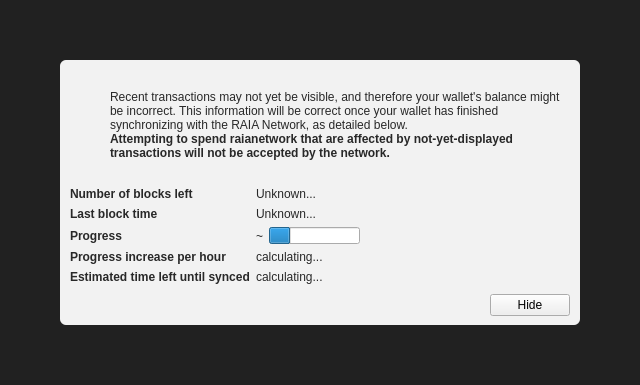
Above: src/qt/forms/modaloverlay.ui from Raianetwork/Raia-Network-Core before the change. Below: the same form after it.
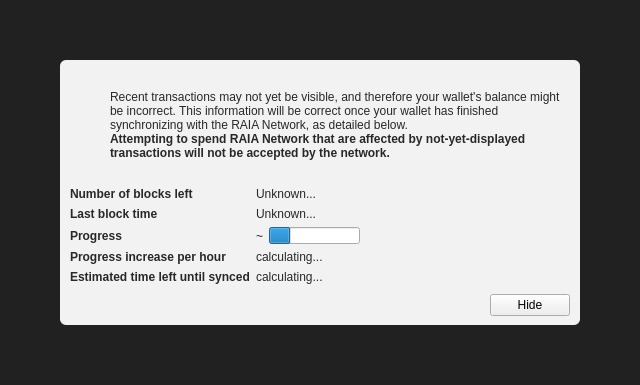
That is the form after the change. Icons and pictures are not drawn. Custom widgets are drawn as their Qt base class.

Diff of the .ui file:
```diff
--- a/src/qt/forms/modaloverlay.ui
+++ b/src/qt/forms/modaloverlay.ui
@@ -149,7 +149,7 @@
                 </font>
                </property>
                <property name="text">
-                <string>Attempting to spend raianetwork that are affected by not-yet-displayed transactions will not be accepted by the network.</string>
+                <string>Attempting to spend RAIA Network that are affected by not-yet-displayed transactions will not be accepted by the network.</string>
                </property>
                <property name="textFormat">
                 <enum>Qt::RichText</enum>
```
